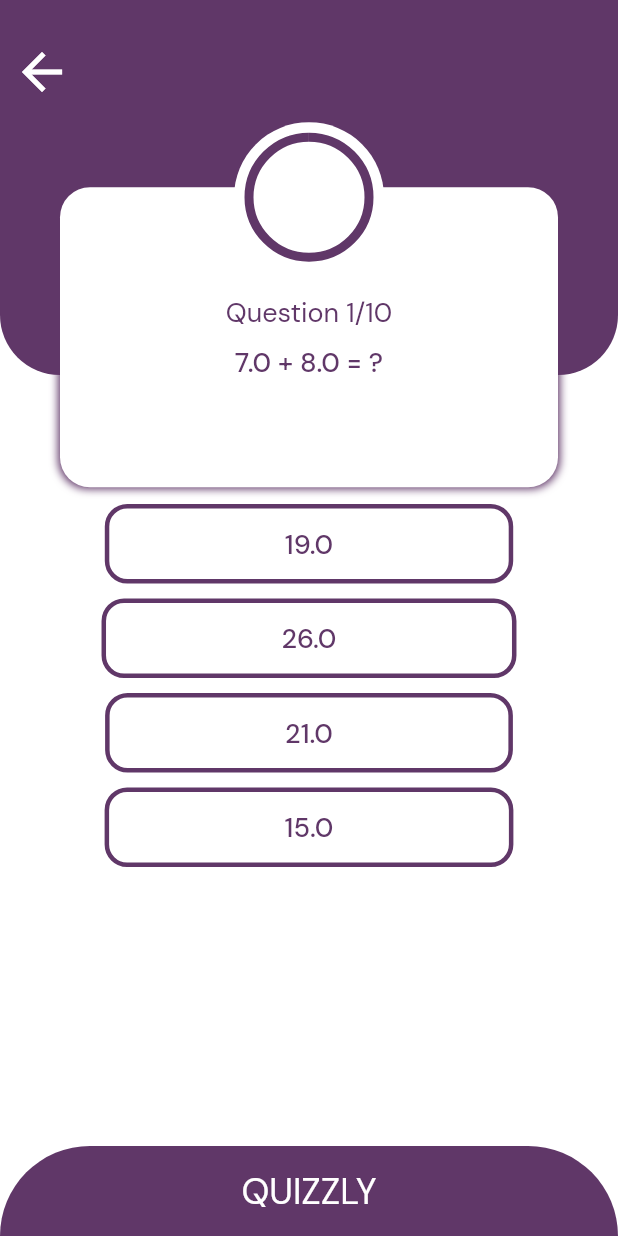
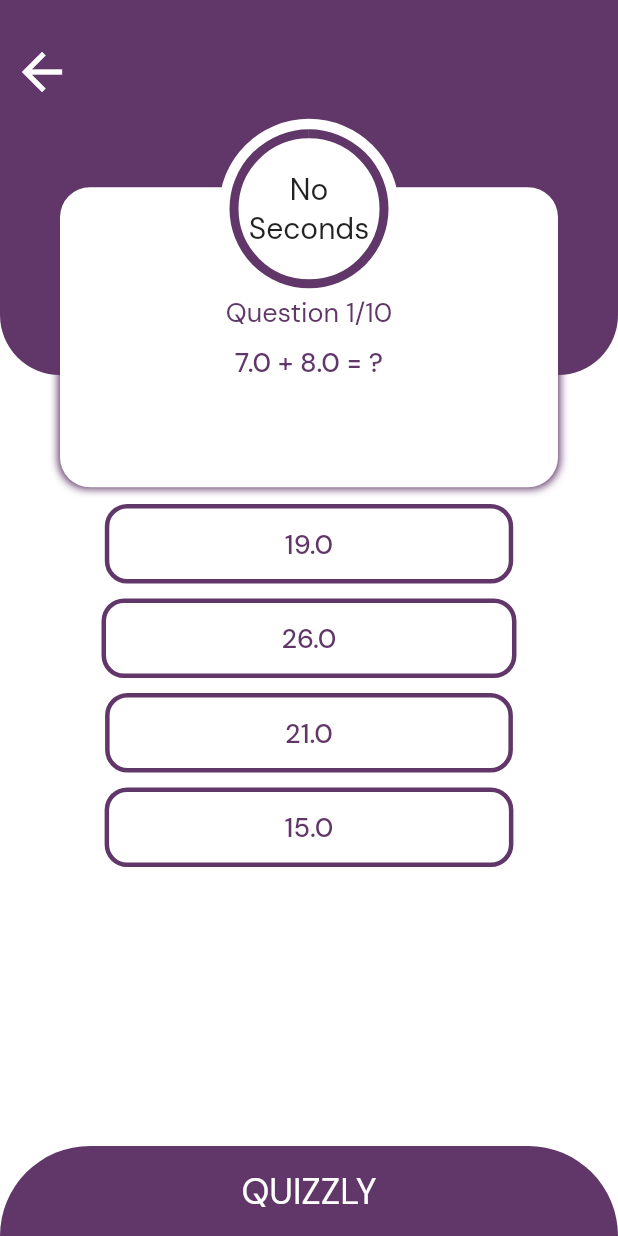
Before and after one commit to toxirjon96/quizzly_app, a Flutter app: the screen it shows after launch, after a tap on "Level 1", on a phone screen of 412 x 824 dp. Run offline on Flutter 3.47's test engine with Material 2 defaults, Android fonts, the phone set to English and light mode, and no system bars; our stand-ins replace confetti.

Commit message:
app modified

```diff
--- a/lib/quzzy_app_library.dart
+++ b/lib/quzzy_app_library.dart
@@ -4,6 +4,7 @@ library quizzy_app_library;
 export 'package:flutter/material.dart';
 export 'dart:math';
 export 'dart:async';
+export 'package:confetti/confetti.dart';
 
 //constants
 export 'package:quizzy_app/src/constants/theme_config.dart';
@@ -37,3 +38,4 @@ export 'package:quizzy_app/src/pages/result_page/widget/quiz_result_container.da
 export 'package:quizzy_app/src/pages/result_page/widget/task_button.dart';
 export 'package:quizzy_app/src/pages/result_page/widget/total_score_container.dart';
 export 'package:quizzy_app/src/pages/result_page/widget/button_container.dart';
+export 'package:quizzy_app/src/pages/result_page/widget/congratulation.dart';
--- a/lib/src/model/quiz_model.dart
+++ b/lib/src/model/quiz_model.dart
@@ -46,7 +46,7 @@ class QuizModel {
         Operation.add => firstNumber + secondNumber,
         Operation.subtract => firstNumber - secondNumber,
         Operation.multiply => firstNumber * secondNumber,
-        Operation.divide => firstNumber / secondNumber,
+        Operation.divide => double.parse((firstNumber / secondNumber).toStringAsFixed(1)),
       };
 
   @override
--- a/lib/src/pages/quiz_page/quiz_page.dart
+++ b/lib/src/pages/quiz_page/quiz_page.dart
@@ -31,9 +31,7 @@ class _QuizPageState extends State<QuizPage> {
         });
         if (time < 0) {
           timer.cancel();
-          if (!controller.endQuiz) {
           userAnswer(null);
-          }
         }
       });
     }
@@ -87,7 +85,8 @@ class _QuizPageState extends State<QuizPage> {
   @override
   Widget build(BuildContext context) {
     return Scaffold(
-      body: Container(
+      body: SafeArea(
+        child: Container(
           width: double.infinity,
           decoration: BoxDecoration(
             color: Theme.of(context).colorScheme.onSecondary,
@@ -100,7 +99,10 @@ class _QuizPageState extends State<QuizPage> {
                 quizOrder: controller.quizOrder,
                 quizText: quiz.quizText,
               ),
-            QuizTimer(time: time),
+              QuizTimer(
+                time: time,
+                seconds: matchSeconds,
+              ),
               ResultContainer(
                 userAnswer: userAnswer,
                 answers: quiz.variants,
@@ -109,6 +111,7 @@ class _QuizPageState extends State<QuizPage> {
             ],
           ),
         ),
+      ),
     );
   }
 }
--- a/lib/src/pages/quiz_page/widget/quiz_timer.dart
+++ b/lib/src/pages/quiz_page/widget/quiz_timer.dart
@@ -3,29 +3,52 @@ import 'package:quizzy_app/quzzy_app_library.dart';
 class QuizTimer extends StatelessWidget {
   const QuizTimer({
     required this.time,
+    required this.seconds,
     super.key,
   });
+  final int seconds;
 
   final double time;
 
   @override
   Widget build(BuildContext context) {
+    final String text = seconds != 0 ? "$seconds" : "No \nSeconds";
     return Container(
       padding: const EdgeInsets.symmetric(horizontal: 20),
       child: Align(
         alignment: const Alignment(0, -0.775),
         child: Container(
-          width: 100,
-          height: 100,
+          width: 120,
+          height: 120,
           padding: const EdgeInsets.all(10),
           decoration: BoxDecoration(
             color: Theme.of(context).colorScheme.onSecondary,
             shape: BoxShape.circle,
           ),
-          child: CircularProgressIndicator(
-            value: time,
-            strokeWidth: 6,
-            color: Theme.of(context).colorScheme.onPrimaryContainer,
+          child: Stack(
+            children: [
+              Align(
+                alignment: Alignment.center,
+                child: SizedBox(
+                  width: 120,
+                  height: 120,
+                  child: CircularProgressIndicator(
+                    value: time,
+                    strokeWidth: 6,
+                    color: Theme.of(context).colorScheme.onPrimaryContainer,
+                  ),
+                ),
+              ),
+              Align(
+                child: Text(
+                  text,
+                  textAlign: TextAlign.center,
+                  style: const TextStyle(
+                    fontSize: 20,
+                  ),
+                ),
+              ),
+            ],
           ),
         ),
       ),
--- a/pubspec.yaml
+++ b/pubspec.yaml
@@ -18,6 +18,7 @@ dev_dependencies:
     sdk: flutter
 
   flutter_lints: ^2.0.0
+  confetti: ^0.7.0
 
 flutter:
 
```
Also changed, not shown: lib/src/pages/result_page/result_page.dart (+33 -5 lines), lib/src/pages/result_page/widget/congratulation.dart (added, +29 -0 lines), pubspec.lock. Lines whose indentation alone changed are shown as unchanged.
